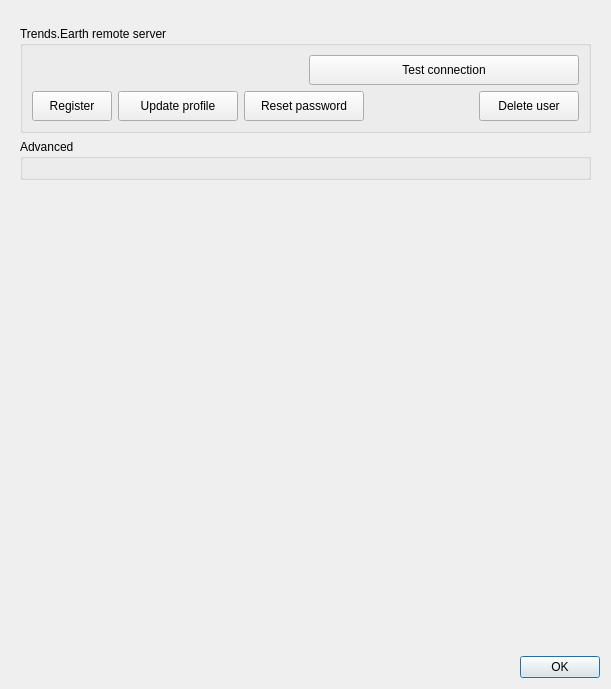
Before: the Qt Designer form LDMP/gui/DlgSettings.ui in ConservationInternational/trends.earth, drawn with Qt 5.
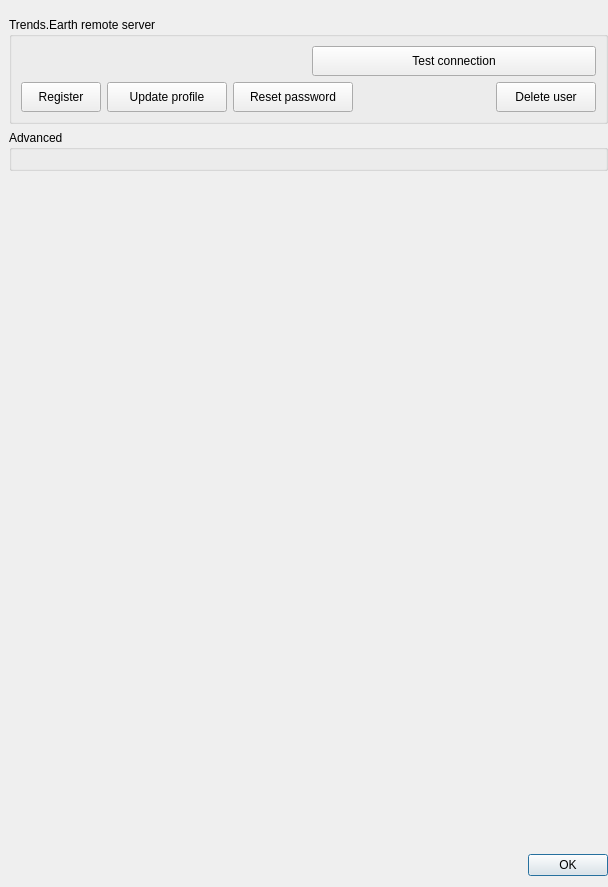
After: the same form once the commit is applied. Custom widgets are drawn as their Qt base class.

Commit message: Address review comments with the following 1. Now using non-collapisble group boxes in the setting dialogue. 2. Fixed space issue in the scroll bar 3. Removed second level group box on country region and city settings 4. Update point labels and now storing points in ESPG:4326 crs 5. Fixed small space and removed group box in the buffer settings

Patch:
```diff
--- a/LDMP/gui/DlgSettings.ui
+++ b/LDMP/gui/DlgSettings.ui
@@ -9,8 +9,8 @@
    <rect>
     <x>0</x>
     <y>0</y>
-    <width>611</width>
-    <height>689</height>
+    <width>608</width>
+    <height>887</height>
    </rect>
   </property>
   <property name="sizePolicy">
@@ -29,6 +29,12 @@
    <string>Settings</string>
   </property>
   <layout class="QVBoxLayout" name="verticalLayout_8">
+   <property name="leftMargin">
+    <number>9</number>
+   </property>
+   <property name="rightMargin">
+    <number>0</number>
+   </property>
    <item>
     <widget class="QgsScrollArea" name="scroll_area">
      <property name="frameShape">
@@ -42,11 +48,20 @@
        <rect>
         <x>0</x>
         <y>0</y>
-        <width>593</width>
-        <height>640</height>
+        <width>599</width>
+        <height>838</height>
        </rect>
       </property>
       <layout class="QVBoxLayout" name="verticalLayout_6">
+       <property name="leftMargin">
+        <number>0</number>
+       </property>
+       <property name="topMargin">
+        <number>0</number>
+       </property>
+       <property name="rightMargin">
+        <number>0</number>
+       </property>
        <item>
         <widget class="QFrame" name="region_of_interest">
          <property name="frameShape">
```
The commit also changes 2 other files.
